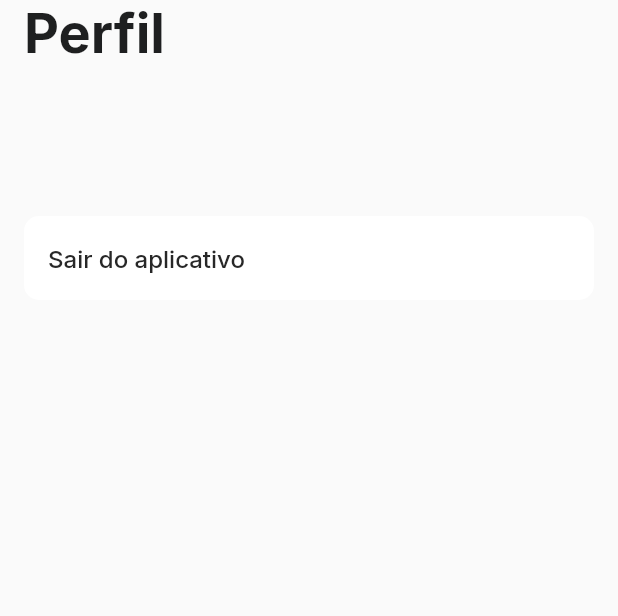
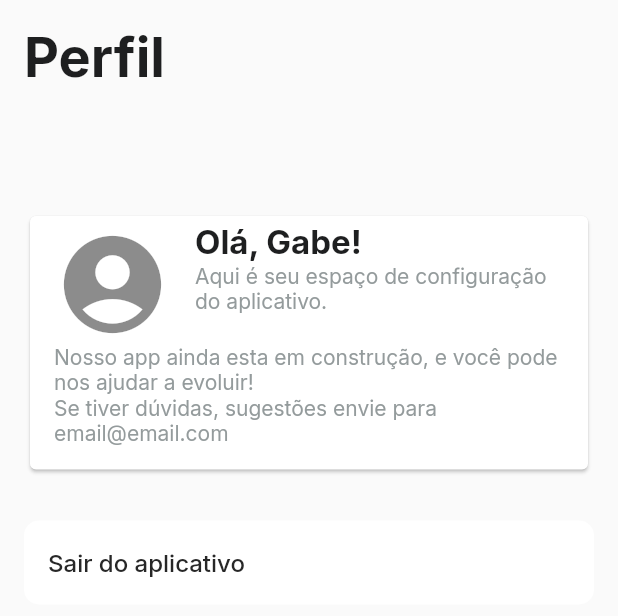
Before and after one commit to gabsabreu/flutter-race, a Flutter app: the ProfilePage widget shown alone on an empty page, opened directly, on a phone screen of 412 x 824 dp. Shown: the top 616 px of the screen. Run offline on Flutter 3.47's test engine with Material 2 defaults, Android fonts, the phone set to English and light mode, and no system bars; our stand-ins replace flutter_multi_formatter, font_awesome_flutter, google_fonts, supabase, validators; accounts and stored records are empty.

Commit message:
add card perfil

```diff
--- a/meuapp/lib/modules/profile/profile_page.dart
+++ b/meuapp/lib/modules/profile/profile_page.dart
@@ -13,7 +13,7 @@ class _ProfilePageState extends State<ProfilePage> {
   Widget build(BuildContext context) {
     return SafeArea(
       child: Padding(
-        padding: const EdgeInsets.symmetric(horizontal: 16),
+        padding: const EdgeInsets.all(16),
         child: Column(
           crossAxisAlignment: CrossAxisAlignment.start,
           children: [
@@ -22,7 +22,35 @@ class _ProfilePageState extends State<ProfilePage> {
               style: AppTheme.textStyles.title.copyWith(fontSize: 36),
             ),
             SizedBox(
-              height: 100,
+              height: 80,
+            ),
+            Card(
+              clipBehavior: Clip.antiAlias,
+              child: Column(
+                children: [
+                  ListTile(
+                    leading: Icon(
+                      Icons.account_circle,
+                      size: 78,
+                    ),
+                    title: Text(
+                      'Olá, Gabe!',
+                      style: AppTheme.textStyles.title,
+                    ),
+                    subtitle: Text('Aqui é seu espaço de configuração do aplicativo.', style: AppTheme.textStyles.subtitle),
+                  ),
+                  Padding(
+                    padding: const EdgeInsets.all(16.0),
+                    child: Text(
+                      'Nosso app ainda esta em construção, e você pode nos ajudar a evoluir! \nSe tiver dúvidas, sugestões envie para email@email.com',
+                      style: AppTheme.textStyles.subtitle,
+                    ),
+                  ),
+                ],
+              ),
+            ),
+            SizedBox(
+              height: 30,
             ),
             Container(
               decoration: BoxDecoration(
```
